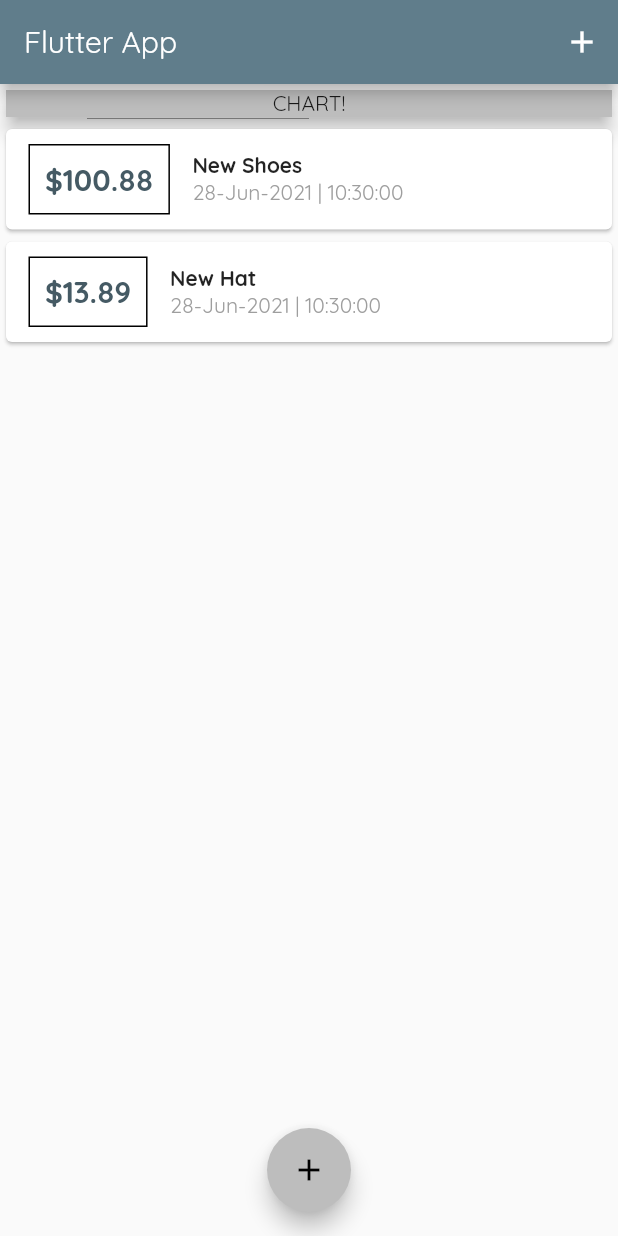
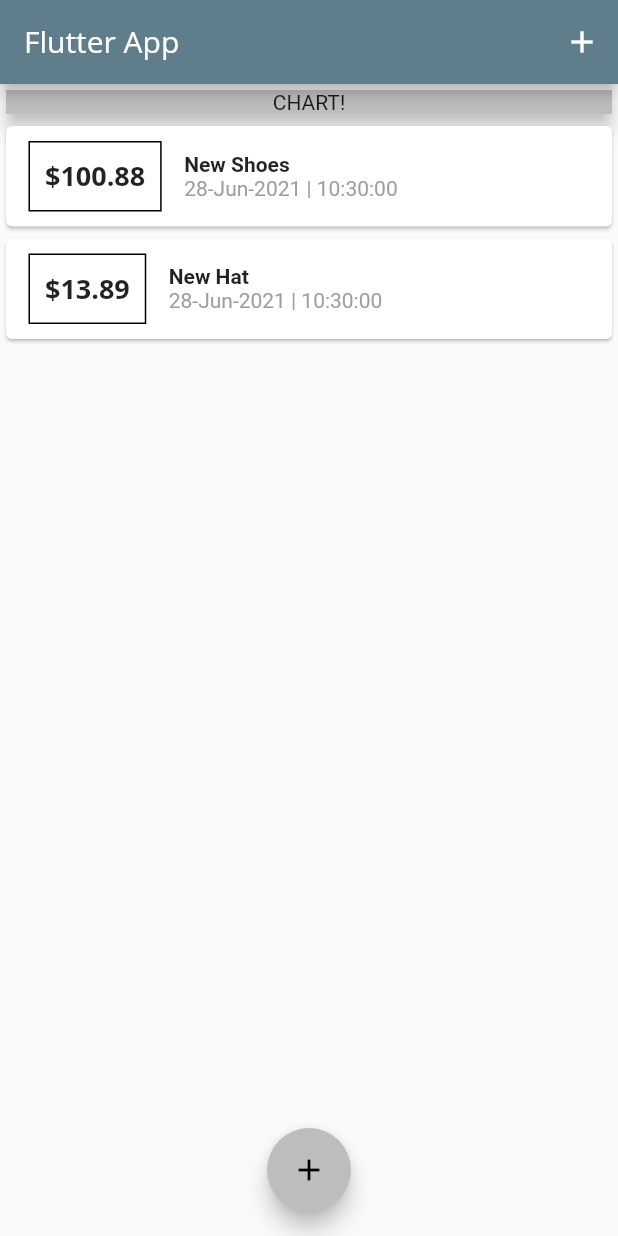
Before and after one commit to thq4n/personal_expenses_application, a Flutter app: the screen it shows after launch, on a phone screen of 412 x 824 dp. Run offline on Flutter 3.47's test engine with Material 2 defaults, Android fonts, the phone set to English and light mode, and no system bars.

Commit message:
Custom fonts

```diff
--- a/lib/main.dart
+++ b/lib/main.dart
@@ -17,6 +17,21 @@ class MyApp extends StatelessWidget {
       theme: ThemeData(
         fontFamily: "Quicksand",
         accentColor: Colors.grey.shade400,
+        appBarTheme: AppBarTheme(
+          textTheme: ThemeData.light().textTheme.copyWith(
+                headline6: TextStyle(
+                  fontFamily: "OpenSans",
+                  fontSize: 20,
+                ),
+              ),
+        ),
+        textTheme: ThemeData.light().textTheme.copyWith(
+              headline6: TextStyle(
+                fontFamily: "OpenSans",
+                fontWeight: FontWeight.bold,
+                fontSize: 18,
+              ),
+            ),
         primarySwatch: Colors.blueGrey,
       ),
       home: MyHomePage(),
--- a/lib/widgets/transaction_list.dart
+++ b/lib/widgets/transaction_list.dart
@@ -29,11 +29,7 @@ class TransactionList extends StatelessWidget {
                   ),
                   child: Text(
                     "\$${transactions[index].amount.toStringAsFixed(2)}",
-                    style: TextStyle(
-                      fontWeight: FontWeight.bold,
-                      fontSize: 20,
-                      color: Theme.of(context).primaryColorDark,
-                    ),
+                    style: Theme.of(context).textTheme.headline6,
                   ),
                 ),
                 Column(
```
